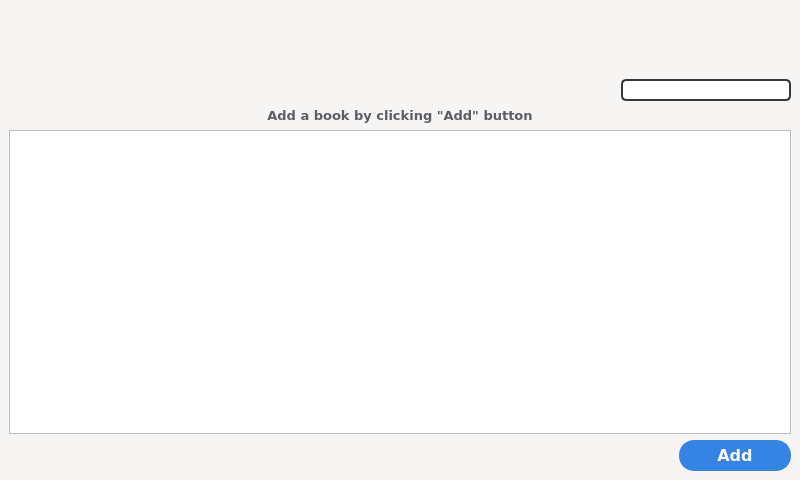
Old version of the form application/ui/qt_generated/main_window.ui in the repository Yarosvet/Bionic.
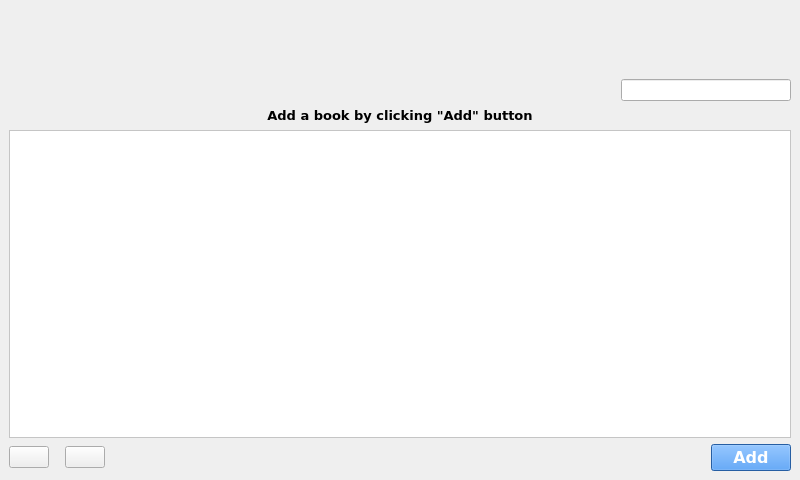
New version of the form. Icons and pictures are not drawn.

Diff of the .ui file:
```diff
--- a/application/ui/qt_generated/main_window.ui
+++ b/application/ui/qt_generated/main_window.ui
@@ -28,421 +28,6 @@
     <height>4800000</height>
    </size>
   </property>
-  <property name="palette">
-   <palette>
-    <active>
-     <colorrole role="WindowText">
-      <brush brushstyle="SolidPattern">
-       <color alpha="255">
-        <red>0</red>
-        <green>0</green>
-        <blue>0</blue>
-       </color>
-      </brush>
-     </colorrole>
-     <colorrole role="Button">
-      <brush brushstyle="SolidPattern">
-       <color alpha="255">
-        <red>53</red>
-        <green>132</green>
-        <blue>228</blue>
-       </color>
-      </brush>
-     </colorrole>
-     <colorrole role="Light">
-      <brush brushstyle="SolidPattern">
-       <color alpha="255">
-        <red>255</red>
-        <green>255</green>
-        <blue>255</blue>
-       </color>
-      </brush>
-     </colorrole>
-     <colorrole role="Midlight">
-      <brush brushstyle="SolidPattern">
-       <color alpha="255">
-        <red>250</red>
-        <green>250</green>
-        <blue>249</blue>
-       </color>
-      </brush>
-     </colorrole>
-     <colorrole role="Dark">
-      <brush brushstyle="SolidPattern">
-       <color alpha="255">
-        <red>123</red>
-        <green>122</green>
-        <blue>122</blue>
-       </color>
-      </brush>
-     </colorrole>
-     <colorrole role="Mid">
-      <brush brushstyle="SolidPattern">
-       <color alpha="255">
-        <red>164</red>
-        <green>163</green>
-        <blue>163</blue>
-       </color>
-      </brush>
-     </colorrole>
-     <colorrole role="Text">
-      <brush brushstyle="SolidPattern">
-       <color alpha="255">
-        <red>0</red>
-        <green>0</green>
-        <blue>0</blue>
-       </color>
-      </brush>
-     </colorrole>
-     <colorrole role="BrightText">
-      <brush brushstyle="SolidPattern">
-       <color alpha="255">
-        <red>255</red>
-        <green>255</green>
-        <blue>255</blue>
-       </color>
-      </brush>
-     </colorrole>
-     <colorrole role="ButtonText">
-      <brush brushstyle="SolidPattern">
-       <color alpha="255">
-        <red>0</red>
-        <green>0</green>
-        <blue>0</blue>
-       </color>
-      </brush>
-     </colorrole>
-     <colorrole role="Base">
-      <brush brushstyle="SolidPattern">
-       <color alpha="255">
-        <red>255</red>
-        <green>255</green>
-        <blue>255</blue>
-       </color>
-      </brush>
-     </colorrole>
-     <colorrole role="Window">
-      <brush brushstyle="SolidPattern">
-       <color alpha="255">
-        <red>246</red>
-        <green>245</green>
-        <blue>244</blue>
-       </color>
-      </brush>
-     </colorrole>
-     <colorrole role="Shadow">
-      <brush brushstyle="SolidPattern">
-       <color alpha="255">
-        <red>0</red>
-        <green>0</green>
-        <blue>0</blue>
-       </color>
-      </brush>
-     </colorrole>
-     <colorrole role="AlternateBase">
-      <brush brushstyle="SolidPattern">
-       <color alpha="255">
-        <red>250</red>
-        <green>250</green>
-        <blue>249</blue>
-       </color>
-      </brush>
-     </colorrole>
-     <colorrole role="ToolTipBase">
-      <brush brushstyle="SolidPattern">
-       <color alpha="255">
-        <red>255</red>
-        <green>255</green>
-        <blue>220</blue>
-       </color>
-      </brush>
-     </colorrole>
-     <colorrole role="ToolTipText">
-      <brush brushstyle="SolidPattern">
-       <color alpha="255">
-        <red>0</red>
-        <green>0</green>
-        <blue>0</blue>
-       </color>
-      </brush>
-     </colorrole>
-    </active>
-    <inactive>
-     <colorrole role="WindowText">
-      <brush brushstyle="SolidPattern">
-       <color alpha="255">
-        <red>0</red>
-        <green>0</green>
-        <blue>0</blue>
-       </color>
-      </brush>
-     </colorrole>
-     <colorrole role="Button">
-      <brush brushstyle="SolidPattern">
-       <color alpha="255">
-        <red>53</red>
-        <green>132</green>
-        <blue>228</blue>
-       </color>
-      </brush>
-     </colorrole>
-     <colorrole role="Light">
-      <brush brushstyle="SolidPattern">
-       <color alpha="255">
-        <red>255</red>
-        <green>255</green>
-        <blue>255</blue>
-       </color>
-      </brush>
-     </colorrole>
-     <colorrole role="Midlight">
-      <brush brushstyle="SolidPattern">
-       <color alpha="255">
-        <red>250</red>
-        <green>250</green>
-        <blue>249</blue>
-       </color>
-      </brush>
-     </colorrole>
-     <colorrole role="Dark">
-      <brush brushstyle="SolidPattern">
-       <color alpha="255">
-        <red>123</red>
-        <green>122</green>
-        <blue>122</blue>
-       </color>
-      </brush>
-     </colorrole>
-     <colorrole role="Mid">
-      <brush brushstyle="SolidPattern">
-       <color alpha="255">
-        <red>164</red>
-        <green>163</green>
-        <blue>163</blue>
-       </color>
-      </brush>
-     </colorrole>
-     <colorrole role="Text">
-      <brush brushstyle="SolidPattern">
-       <color alpha="255">
-        <red>0</red>
-        <green>0</green>
-        <blue>0</blue>
-       </color>
-      </brush>
-     </colorrole>
-     <colorrole role="BrightText">
-      <brush brushstyle="SolidPattern">
-       <color alpha="255">
-        <red>255</red>
-        <green>255</green>
-        <blue>255</blue>
-       </color>
-      </brush>
-     </colorrole>
-     <colorrole role="ButtonText">
-      <brush brushstyle="SolidPattern">
-       <color alpha="255">
-        <red>0</red>
-        <green>0</green>
-        <blue>0</blue>
-       </color>
-      </brush>
-     </colorrole>
-     <colorrole role="Base">
-      <brush brushstyle="SolidPattern">
-       <color alpha="255">
-        <red>255</red>
-        <green>255</green>
-        <blue>255</blue>
-       </color>
-      </brush>
-     </colorrole>
-     <colorrole role="Window">
-      <brush brushstyle="SolidPattern">
-       <color alpha="255">
-        <red>246</red>
-        <green>245</green>
-        <blue>244</blue>
-       </color>
-      </brush>
-     </colorrole>
-     <colorrole role="Shadow">
-      <brush brushstyle="SolidPattern">
-       <color alpha="255">
-        <red>0</red>
-        <green>0</green>
-        <blue>0</blue>
-       </color>
-      </brush>
-     </colorrole>
-     <colorrole role="AlternateBase">
-      <brush brushstyle="SolidPattern">
-       <color alpha="255">
-        <red>250</red>
-        <green>250</green>
-        <blue>249</blue>
-       </color>
-      </brush>
-     </colorrole>
-     <colorrole role="ToolTipBase">
-      <brush brushstyle="SolidPattern">
-       <color alpha="255">
-        <red>255</red>
-        <green>255</green>
-        <blue>220</blue>
-       </color>
-      </brush>
-     </colorrole>
-     <colorrole role="ToolTipText">
-      <brush brushstyle="SolidPattern">
-       <color alpha="255">
-        <red>0</red>
-        <green>0</green>
-        <blue>0</blue>
-       </color>
-      </brush>
-     </colorrole>
-    </inactive>
-    <disabled>
-     <colorrole role="WindowText">
-      <brush brushstyle="SolidPattern">
-       <color alpha="255">
-        <red>123</red>
-        <green>122</green>
-        <blue>122</blue>
-       </color>
-      </brush>
-     </colorrole>
-     <colorrole role="Button">
-      <brush brushstyle="SolidPattern">
-       <color alpha="255">
-        <red>53</red>
-        <green>132</green>
-        <blue>228</blue>
-       </color>
-      </brush>
-     </colorrole>
-     <colorrole role="Light">
-      <brush brushstyle="SolidPattern">
-       <color alpha="255">
-        <red>255</red>
-        <green>255</green>
-        <blue>255</blue>
-       </color>
-      </brush>
-     </colorrole>
-     <colorrole role="Midlight">
-      <brush brushstyle="SolidPattern">
-       <color alpha="255">
-        <red>250</red>
-        <green>250</green>
-        <blue>249</blue>
-       </color>
-      </brush>
-     </colorrole>
-     <colorrole role="Dark">
-      <brush brushstyle="SolidPattern">
-       <color alpha="255">
-        <red>123</red>
-        <green>122</green>
-        <blue>122</blue>
-       </color>
-      </brush>
-     </colorrole>
-     <colorrole role="Mid">
-      <brush brushstyle="SolidPattern">
-       <color alpha="255">
-        <red>164</red>
-        <green>163</green>
-        <blue>163</blue>
-       </color>
-      </brush>
-     </colorrole>
-     <colorrole role="Text">
-      <brush brushstyle="SolidPattern">
-       <color alpha="255">
-        <red>123</red>
-        <green>122</green>
-        <blue>122</blue>
-       </color>
-      </brush>
-     </colorrole>
-     <colorrole role="BrightText">
-      <brush brushstyle="SolidPattern">
-       <color alpha="255">
-        <red>255</red>
-        <green>255</green>
-        <blue>255</blue>
-       </color>
-      </brush>
-     </colorrole>
-     <colorrole role="ButtonText">
-      <brush brushstyle="SolidPattern">
-       <color alpha="255">
-        <red>123</red>
-        <green>122</green>
-        <blue>122</blue>
-       </color>
-      </brush>
-     </colorrole>
-     <colorrole role="Base">
-      <brush brushstyle="SolidPattern">
-       <color alpha="255">
-        <red>246</red>
-        <green>245</green>
-        <blue>244</blue>
-       </color>
-      </brush>
-     </colorrole>
-     <colorrole role="Window">
-      <brush brushstyle="SolidPattern">
-       <color alpha="255">
-        <red>246</red>
-        <green>245</green>
-        <blue>244</blue>
-       </color>
-      </brush>
-     </colorrole>
-     <colorrole role="Shadow">
-      <brush brushstyle="SolidPattern">
-       <color alpha="255">
-        <red>0</red>
-        <green>0</green>
-        <blue>0</blue>
-       </color>
-      </brush>
-     </colorrole>
-     <colorrole role="AlternateBase">
-      <brush brushstyle="SolidPattern">
-       <color alpha="255">
-        <red>246</red>
-        <green>245</green>
-        <blue>244</blue>
-       </color>
-      </brush>
-     </colorrole>
-     <colorrole role="ToolTipBase">
-      <brush brushstyle="SolidPattern">
-       <color alpha="255">
-        <red>255</red>
-        <green>255</green>
-        <blue>220</blue>
-       </color>
-      </brush>
-     </colorrole>
-     <colorrole role="ToolTipText">
-      <brush brushstyle="SolidPattern">
-       <color alpha="255">
-        <red>0</red>
-        <green>0</green>
-        <blue>0</blue>
-       </color>
-      </brush>
-     </colorrole>
-    </disabled>
-   </palette>
-  </property>
   <property name="font">
    <font>
     <family>MS Shell Dlg 2</family>
@@ -458,6 +43,9 @@
    <iconset resource="../../res.qrc">
     <normaloff>:/img/img/b_logo.png</normaloff>:/img/img/b_logo.png</iconset>
   </property>
+  <property name="styleSheet">
+   <string notr="true"/>
+  </property>
   <widget class="QWidget" name="centralwidget">
    <property name="enabled">
     <bool>true</bool>
@@ -567,16 +155,7 @@
              </font>
             </property>
             <property name="styleSheet">
-             <string notr="true">border-style: solid;
-border-radius: 5px;
-border-width: 2px;
-border-color: rgb(55, 54, 59);
-background-color: rgb(255, 255, 255);
-image: url(:/img/img/search.png) right;
-image-position: right;
-color: black;
-padding-top: 1px;
-padding-bottom: 1px;</string>
+             <string notr="true"/>
             </property>
             <property name="alignment">
              <set>Qt::AlignBottom|Qt::AlignLeading|Qt::AlignLeft</set>
@@ -614,7 +193,7 @@
          </font>
         </property>
         <property name="styleSheet">
-         <string notr="true">color: rgb(94, 92, 100);</string>
+         <string notr="true"/>
         </property>
         <property name="text">
          <string>Add a book by clicking &quot;Add&quot; button</string>
@@ -644,6 +223,33 @@
              </color>
             </brush>
            </colorrole>
+           <colorrole role="Button">
+            <brush brushstyle="SolidPattern">
+             <color alpha="255">
+              <red>255</red>
+              <green>255</green>
+              <blue>255</blue>
+             </color>
+            </brush>
+           </colorrole>
+           <colorrole role="Base">
+            <brush brushstyle="SolidPattern">
+             <color alpha="255">
+              <red>255</red>
+              <green>255</green>
+              <blue>255</blue>
+             </color>
+            </brush>
+           </colorrole>
+           <colorrole role="Window">
+            <brush brushstyle="SolidPattern">
+             <color alpha="255">
+              <red>255</red>
+              <green>255</green>
+              <blue>255</blue>
+             </color>
+            </brush>
+           </colorrole>
           </active>
           <inactive>
            <colorrole role="WindowText">
@@ -655,6 +261,33 @@
              </color>
             </brush>
            </colorrole>
+           <colorrole role="Button">
+            <brush brushstyle="SolidPattern">
+             <color alpha="255">
+              <red>255</red>
+              <green>255</green>
+              <blue>255</blue>
+             </color>
+            </brush>
+           </colorrole>
+           <colorrole role="Base">
+            <brush brushstyle="SolidPattern">
+             <color alpha="255">
+              <red>255</red>
+              <green>255</green>
+              <blue>255</blue>
+             </color>
+            </brush>
+           </colorrole>
+           <colorrole role="Window">
+            <brush brushstyle="SolidPattern">
+             <color alpha="255">
+              <red>255</red>
+              <green>255</green>
+              <blue>255</blue>
+             </color>
+            </brush>
+           </colorrole>
           </inactive>
           <disabled>
            <colorrole role="WindowText">
@@ -666,11 +299,39 @@
              </color>
             </brush>
            </colorrole>
+           <colorrole role="Button">
+            <brush brushstyle="SolidPattern">
+             <color alpha="255">
+              <red>255</red>
+              <green>255</green>
+              <blue>255</blue>
+             </color>
+            </brush>
+           </colorrole>
+           <colorrole role="Base">
+            <brush brushstyle="SolidPattern">
+             <color alpha="255">
+              <red>255</red>
+              <green>255</green>
+              <blue>255</blue>
+             </color>
+            </brush>
+           </colorrole>
+           <colorrole role="Window">
+            <brush brushstyle="SolidPattern">
+             <color alpha="255">
+              <red>255</red>
+              <green>255</green>
+              <blue>255</blue>
+             </color>
+            </brush>
+           </colorrole>
           </disabled>
          </palette>
         </property>
         <property name="font">
          <font>
+          <family>Cantarell</family>
           <pointsize>15</pointsize>
           <weight>75</weight>
           <bold>true</bold>
@@ -712,8 +373,7 @@
          <cursorShape>PointingHandCursor</cursorShape>
         </property>
         <property name="styleSheet">
-         <string notr="true">border : 0;
-background: transparent;</string>
+         <string notr="true"/>
         </property>
         <property name="text">
          <string/>
@@ -752,8 +412,7 @@
          <cursorShape>PointingHandCursor</cursorShape>
         </property>
         <property name="styleSheet">
-         <string notr="true">border : 0;
-background: transparent;</string>
+         <string notr="true"/>
         </property>
         <property name="text">
          <string/>
@@ -848,6 +507,15 @@
              </color>
             </brush>
            </colorrole>
+           <colorrole role="PlaceholderText">
+            <brush brushstyle="SolidPattern">
+             <color alpha="255">
+              <red>255</red>
+              <green>255</green>
+              <blue>255</blue>
+             </color>
+            </brush>
+           </colorrole>
           </active>
           <inactive>
            <colorrole role="WindowText">
@@ -904,6 +572,15 @@
              </color>
             </brush>
            </colorrole>
+           <colorrole role="PlaceholderText">
+            <brush brushstyle="SolidPattern">
+             <color alpha="255">
+              <red>255</red>
+              <green>255</green>
+              <blue>255</blue>
+             </color>
+            </brush>
+           </colorrole>
           </inactive>
           <disabled>
            <colorrole role="WindowText">
@@ -960,6 +637,15 @@
              </color>
             </brush>
            </colorrole>
+           <colorrole role="PlaceholderText">
+            <brush brushstyle="SolidPattern">
+             <color alpha="255">
+              <red>255</red>
+              <green>255</green>
+              <blue>255</blue>
+             </color>
+            </brush>
+           </colorrole>
           </disabled>
          </palette>
         </property>
@@ -976,13 +662,7 @@
          <cursorShape>PointingHandCursor</cursorShape>
         </property>
         <property name="styleSheet">
-         <string notr="true">background-color: rgb(53, 132, 228);
-color: rgb(255, 255, 255);
-border: 2px solid rgb(53, 132, 228);
-border-radius: 15px;
-padding: 4px;
-width: 100px;
-min-height: 18px;</string>
+         <string notr="true"/>
         </property>
         <property name="text">
          <string>Add</string>
```
Left out of the diff: 1 changed line with no effect on the pictures.
